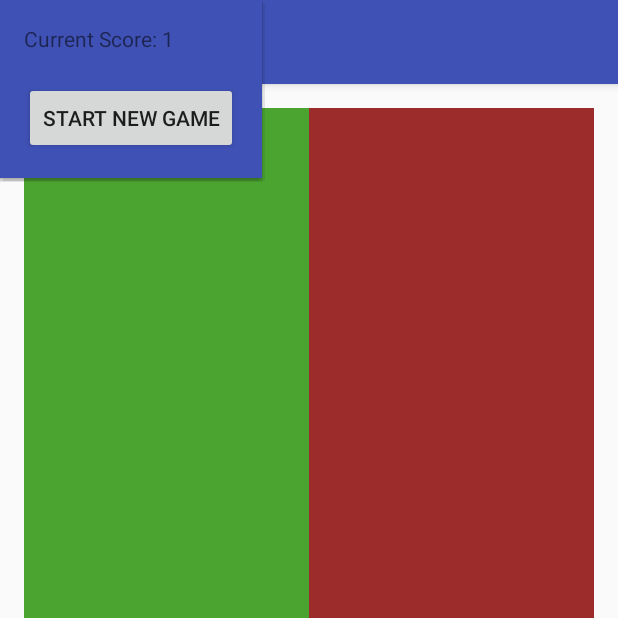
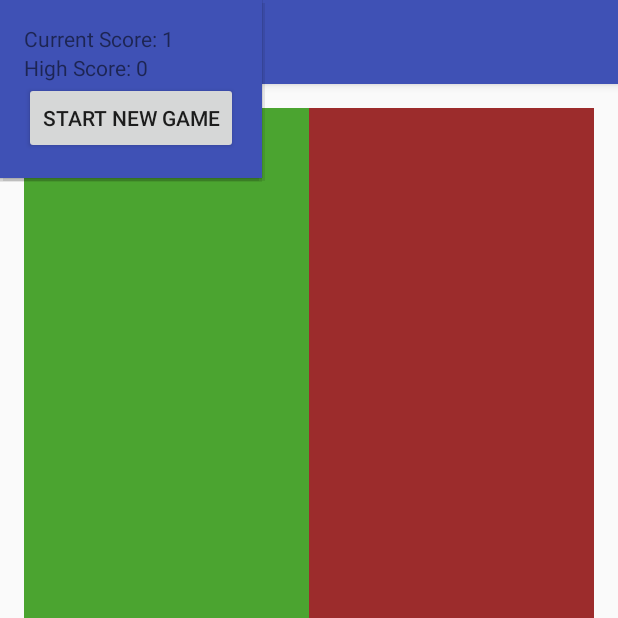
Before and after one commit to PatMcNamara/school, an Android app: the screen it shows after launch (MainActivity), after a tap on an icon or button, on a phone screen of 412 x 824 dp, the top half of it. Run offline under Robolectric (Android 15) with nearby library versions, the phone set to English and light mode, and no system bars; 3 other taps on this screen came first.

Commit message:
High Score implemented

```diff
--- a/Android/Simon/app/src/main/java/com/umsl/simon/MainActivity.java
+++ b/Android/Simon/app/src/main/java/com/umsl/simon/MainActivity.java
@@ -4,11 +4,11 @@ package com.umsl.simon;
 
 import android.animation.Animator;
 import android.animation.AnimatorInflater;
+import android.content.SharedPreferences;
 import android.os.Handler;
 import android.support.v7.app.AppCompatActivity;
 import android.os.Bundle;
 import android.view.Gravity;
-import android.view.LayoutInflater;
 import android.view.View;
 import android.view.ViewGroup;
 import android.widget.Button;
@@ -22,8 +22,10 @@ public class MainActivity extends AppCompatActivity {
     private MainModel sequence;// = new MainModel();
     private Button ulButton, urButton, blButton, brButton;
     private ArrayList<Animator> animator;// = new ArrayList<Animator>();
-    private int position = 0;
+    private int position = 0; //TODO this should probably go in the model
+    private SharedPreferences highScorePrefs;
     public static final String MODEL_KEY = "com.umsl.simon.model";
+    public static final String HIGH_SCORE_PREFS = "HighScore";
 
     private Handler handler = new Handler();
 
@@ -61,6 +63,11 @@ public class MainActivity extends AppCompatActivity {
         }
         sequence.addRandomElementToSequence();//TODO These 2 lines should be joined with the lines in the if in buttonClicked
         handler.postDelayed(displayRunnable, 1000);
+
+        highScorePrefs = getSharedPreferences(HIGH_SCORE_PREFS, 0);
+        if( !highScorePrefs.contains("HighScore") ) {
+            highScorePrefs.edit().putInt("HighScore", 0).apply();
+        }
     }
 
     public void topLeftButtonClicked(View v) {
@@ -87,13 +94,20 @@ public class MainActivity extends AppCompatActivity {
                 handler.postDelayed(displayRunnable, 1000);
             }
         } else {
+            int currentScore = sequence.getSize() - 1;
+            int highScore = highScorePrefs.getInt("HighScore", 0);
+
             //TODO set up high score shit.
             //TODO this should be constructed in onStart so we can pull it up at the begining. Or just put it in its own method.
             View inflatedView = getLayoutInflater().inflate(R.layout.activity_pop_up, null, false);
             final PopupWindow popup = new PopupWindow(inflatedView, ViewGroup.MarginLayoutParams.WRAP_CONTENT, ViewGroup.MarginLayoutParams.WRAP_CONTENT);
-            popup.showAtLocation(blButton.getRootView(), Gravity.CENTER, 0,0);
-            ((TextView) inflatedView.findViewById(R.id.current_score_text)).setText("Current Score: " + (sequence.getSize() - 1));
+            popup.showAtLocation(blButton.getRootView(), Gravity.CENTER, 0, 0);
+            if(highScore < currentScore) {//TODO need a high score indicator, add it to the initial screen
+                highScorePrefs.edit().putInt("HighScore", currentScore).apply();
+            }
 
+            ((TextView) inflatedView.findViewById(R.id.current_score_text)).setText("Current Score: " + currentScore);
+            ((TextView) inflatedView.findViewById(R.id.high_score_text)).setText("High Score: " + highScore);
             ((Button) inflatedView.findViewById(R.id.start_button)).setOnClickListener(new View.OnClickListener() {
                 @Override
                 public void onClick(View v) {
```
